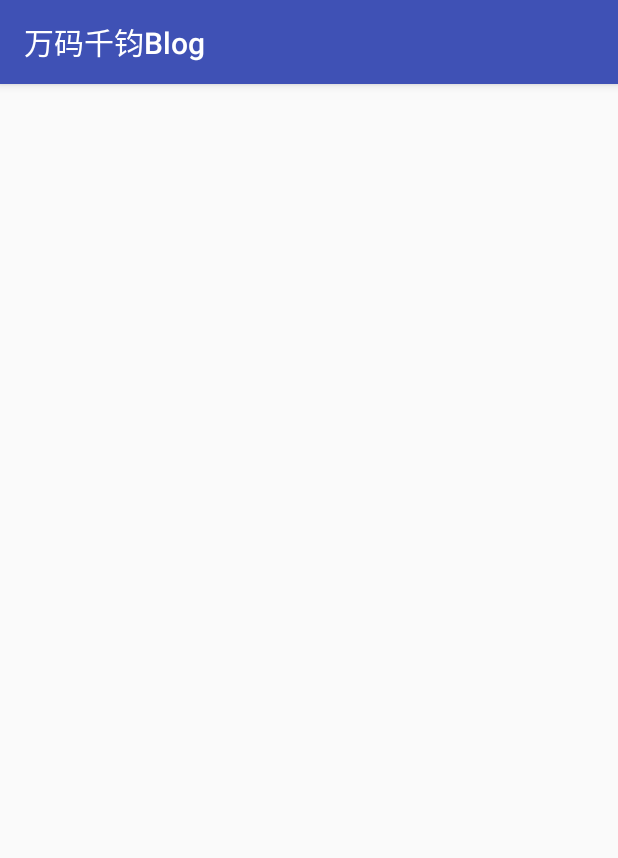
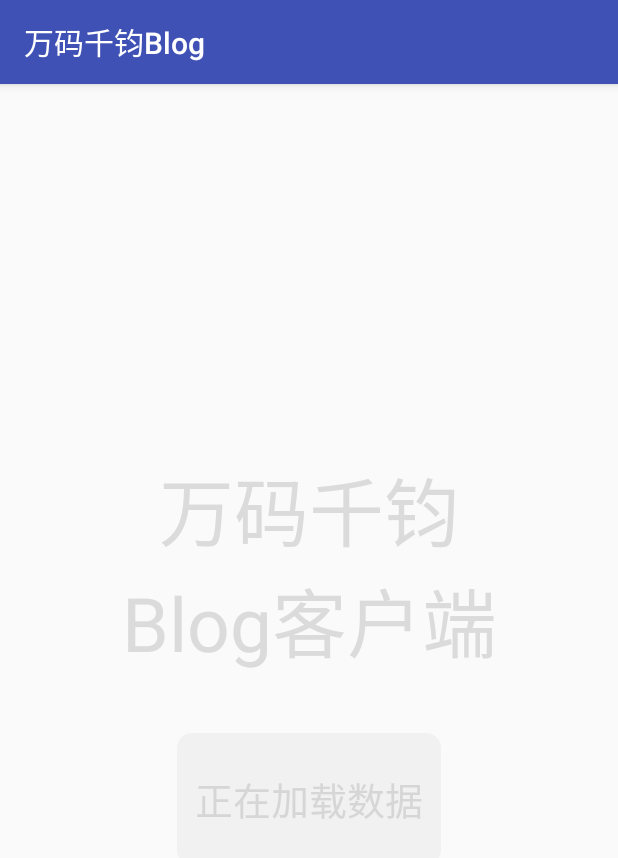
Before and after one commit to mixinan/MyBlog, an Android app: the screen it shows after launch (MainActivity), on a phone screen of 412 x 824 dp. Shown: the top 858 px of the screen. Run offline under Robolectric (Android 15) with nearby library versions, the phone set to English and light mode, and no system bars; pictures from the network do not load.

Commit message:
优化
1. 增加音效；
2. 判断网络状态；
3. 数据为空时的显示。

```diff
--- a/app/build.gradle
+++ b/app/build.gradle
@@ -6,10 +6,10 @@ android {
 
     defaultConfig {
         applicationId "cc.guoxingnan.myblog"
-        minSdkVersion 10
+        minSdkVersion 12
         targetSdkVersion 23
-        versionCode 1
-        versionName "1.0"
+        versionCode 3
+        versionName "1.2"
     }
     buildTypes {
         release {
--- a/app/src/main/AndroidManifest.xml
+++ b/app/src/main/AndroidManifest.xml
@@ -3,8 +3,10 @@
     package="cc.guoxingnan.myblog">
 
     <uses-permission android:name="android.permission.INTERNET" />
+    <uses-permission android:name="android.permission.ACCESS_NETWORK_STATE"/>
 
     <application
+        android:name=".App"
         android:allowBackup="true"
         android:icon="@mipmap/icon"
         android:label="@string/app_name"
--- /dev/null
+++ b/app/src/main/java/cc/guoxingnan/myblog/App.java
@@ -0,0 +1,43 @@
+package cc.guoxingnan.myblog;
+
+import android.app.Application;
+import android.media.AudioManager;
+import android.media.SoundPool;
+
+import java.util.HashMap;
+
+/**
+ * Created by mixinan on 2016/6/3.
+ */
+public class App extends Application {
+    public SoundPool pool;
+    private HashMap<Integer, Integer> soundMap;
+
+    @Override
+    public void onCreate() {
+        super.onCreate();
+        initSound();
+    }
+
+    private void initSound() {
+        pool = new SoundPool(2, AudioManager.STREAM_MUSIC, 0);
+        soundMap = new HashMap<Integer, Integer>();
+        soundMap.put(1, pool.load(getApplicationContext(), R.raw.flush, 1));
+        soundMap.put(2, pool.load(getApplicationContext(), R.raw.ad, 1));
+        soundMap.put(3, pool.load(getApplicationContext(), R.raw.top, 1));
+    }
+
+    public void play_flush() {
+        pool.play(soundMap.get(1), 1, 1, 0, 0, 1);
+    }
+
+    public void play_ad() {
+        pool.play(soundMap.get(2), 1, 1, 0, 0, 1);
+    }
+
+    public void play_top() {
+        pool.play(soundMap.get(3), 1, 1, 0, 0, 1);
+    }
+
+
+}
--- a/app/src/main/java/cc/guoxingnan/myblog/ui/MainActivity.java
+++ b/app/src/main/java/cc/guoxingnan/myblog/ui/MainActivity.java
@@ -6,18 +6,26 @@ import android.support.v7.app.AppCompatActivity;
 import android.support.v7.widget.DefaultItemAnimator;
 import android.support.v7.widget.RecyclerView;
 import android.support.v7.widget.StaggeredGridLayoutManager;
+import android.view.View;
+import android.widget.LinearLayout;
+import android.widget.TextView;
 
 import java.util.ArrayList;
 
+import cc.guoxingnan.myblog.App;
 import cc.guoxingnan.myblog.R;
 import cc.guoxingnan.myblog.adapter.BlogListAdapter;
 import cc.guoxingnan.myblog.entity.Blog;
 import cc.guoxingnan.myblog.module.BlogModule;
+import cc.guoxingnan.myblog.util.NetUtil;
 import cc.guoxingnan.myblog.util.ToastUtil;
 import cc.guoxingnan.myblog.view.SpaceItemDecoration;
 import cc.guoxingnan.myblog.view.UpRefreshRecyclerView;
 
 public class MainActivity extends AppCompatActivity implements SwipeRefreshLayout.OnRefreshListener, UpRefreshRecyclerView.UpRefreshListener {
+    private App app;
+    private LinearLayout emptyLayout;
+    private TextView tvEmpty;
     private SwipeRefreshLayout refreshLayout;
     private UpRefreshRecyclerView recyclerView;
     private RecyclerView.LayoutManager layoutManager;
@@ -30,7 +38,7 @@ public class MainActivity extends AppCompatActivity implements SwipeRefreshLayou
     protected void onCreate(Bundle savedInstanceState) {
         super.onCreate(savedInstanceState);
         setContentView(R.layout.activity_main);
-
+        app = (App) getApplication();
         initView();
         //第一页数据
         initData(1);
@@ -42,6 +50,10 @@ public class MainActivity extends AppCompatActivity implements SwipeRefreshLayou
      * 初始化控件
      */
     private void initView() {
+        //数据为空时的布局
+        emptyLayout = (LinearLayout) findViewById(R.id.emptyLayout);
+        tvEmpty = (TextView) findViewById(R.id.tvEmpty);
+
         recyclerView = (UpRefreshRecyclerView) findViewById(R.id.lv);
         refreshLayout = (SwipeRefreshLayout) findViewById(R.id.refreshLayout);
         refreshLayout.setColorSchemeResources(android.R.color.holo_blue_dark, android.R.color.holo_red_light);
@@ -60,7 +72,12 @@ public class MainActivity extends AppCompatActivity implements SwipeRefreshLayou
      * 返回值为当前上下文对象，用它在Module层回调getDataFromModule（）方法
      */
     private void initData(int currentPage) {
+        if (!NetUtil.haveNet(this)) {
+            tvEmpty.setText("没有网络\n点击重新加载");
+        } else {
+            tvEmpty.setText("正在加载数据");
             module = new BlogModule(this, currentPage);
+        }
     }
 
 
@@ -70,6 +87,17 @@ public class MainActivity extends AppCompatActivity implements SwipeRefreshLayou
     private void setListener() {
         refreshLayout.setOnRefreshListener(this);
         recyclerView.setUpRefreshListener(this);
+        tvEmpty.setOnClickListener(new View.OnClickListener() {
+            @Override
+            public void onClick(View v) {
+                if (!NetUtil.haveNet(MainActivity.this)) {
+                    ToastUtil.showLongToast(MainActivity.this, "还是没网啊");
+
+                } else {
+                    initData(1);
+                }
+            }
+        });
     }
 
 
@@ -78,22 +106,19 @@ public class MainActivity extends AppCompatActivity implements SwipeRefreshLayou
      */
     @Override
     public void onRefresh() {
-
-        if (blogs == null) {
-            ToastUtil.showToast(this, "没网，再好的内容也出不来...");
-        } else {
         String adTitle = blogs.get(1).getTitle();
 
         if (!"广告".equals(adTitle) && !"关于".equals(adTitle)) {
             adapter.addData(1, new Blog("广告", "2016-05-29", "广告位,待续", "http://guoxingnan.cc/ads/"));
+            app.play_ad();
         } else if ("广告".equals(adTitle)) {
             adapter.addData(1, new Blog("关于", "2016-05-29", "这是一个介绍页面", "http://guoxingnan.cc/about_app/"));
             adapter.removeData(2);
+            app.play_ad();
         } else if ("关于".equals(adTitle)) {
             adapter.removeData(1);
+            app.play_flush();
         }
-        }
-
         refreshLayout.setRefreshing(false);
     }
 
@@ -101,6 +126,7 @@ public class MainActivity extends AppCompatActivity implements SwipeRefreshLayou
     /**
      * 在Module层回调，为确保返回值不为null
      * 得到Module返回的数据，并显示
+     *
      * @param data
      */
     public void getDataFromModule(ArrayList<Blog> data) {
@@ -110,9 +136,11 @@ public class MainActivity extends AppCompatActivity implements SwipeRefreshLayou
             blogs = data;
             adapter = new BlogListAdapter(MainActivity.this, blogs);
             recyclerView.setAdapter(adapter);
+            app.play_flush();
         } else {
             blogs.addAll(data);
             adapter.notifyDataSetChanged();
+            app.play_flush();
         }
 
 //        Log.i("Test", "activity - getDataFromModule: data.size--" + blogs.size());
@@ -120,8 +148,14 @@ public class MainActivity extends AppCompatActivity implements SwipeRefreshLayou
         //更新刷新后的界面布局及动画
         recyclerView.onRefreshFinish();
         refreshLayout.setRefreshing(false);
+        //隐藏掉空消息提示文字
+        emptyLayout.setVisibility(View.GONE);
     }
 
+
+    /**
+     * 上拉加载更多
+     */
     @Override
     public void onUpRefresh() {
         if ("去南京路上".equals(blogs.get(blogs.size() - 1).getTitle())) {
@@ -141,11 +175,11 @@ public class MainActivity extends AppCompatActivity implements SwipeRefreshLayou
 
     @Override
     public void onBackPressed() {
-        if (System.currentTimeMillis() - lastBackTime <= 1500){
+        if (System.currentTimeMillis() - lastBackTime <= 1500) {
             finish();
         }
         lastBackTime = System.currentTimeMillis();
-        ToastUtil.showToast(this,"再按一次退出");
+        ToastUtil.showToast(this, "再按一次退出");
     }
 
 
--- /dev/null
+++ b/app/src/main/java/cc/guoxingnan/myblog/util/NetUtil.java
@@ -0,0 +1,26 @@
+package cc.guoxingnan.myblog.util;
+
+import android.content.Context;
+import android.net.ConnectivityManager;
+import android.net.NetworkInfo;
+
+/**
+ * Created by mixinan on 2016/6/4.
+ */
+public class NetUtil {
+
+    public static boolean haveNet(Context context) {
+        ConnectivityManager cm = (ConnectivityManager)
+                context.getSystemService(Context.CONNECTIVITY_SERVICE);
+
+        if (cm == null) {
+            return false;
+        }
+
+        NetworkInfo ni = cm.getActiveNetworkInfo();
+        if (ni == null || !ni.isAvailable()) {
+            return false;
+        }
+        return true;
+    }
+}
--- /dev/null
+++ b/app/src/main/res/drawable/tv_empty_bg_shape.xml
@@ -0,0 +1,5 @@
+<?xml version="1.0" encoding="utf-8"?>
+<shape xmlns:android="http://schemas.android.com/apk/res/android">
+    <corners android:radius="10dp"></corners>
+    <solid android:color="#28c0c0c0"></solid>
+</shape>
--- a/app/src/main/res/layout/activity_main.xml
+++ b/app/src/main/res/layout/activity_main.xml
@@ -14,9 +14,37 @@
             android:id="@+id/lv"
             android:layout_width="match_parent"
             android:layout_height="match_parent"
-            android:scrollbars="vertical"
             android:scrollbarSize="@dimen/cardview_default_radius"
-            android:scrollbarStyle="outsideOverlay" />
+            android:scrollbarStyle="outsideOverlay"
+            android:scrollbars="vertical" />
 
     </android.support.v4.widget.SwipeRefreshLayout>
+
+    <LinearLayout
+        android:id="@+id/emptyLayout"
+        android:layout_width="match_parent"
+        android:layout_height="match_parent"
+        android:gravity="center"
+        android:orientation="vertical">
+
+        <TextView
+            android:layout_width="match_parent"
+            android:layout_height="wrap_content"
+            android:gravity="center"
+            android:text="万码千钧\nBlog客户端"
+            android:textColor="#88c0c0c0"
+            android:textSize="50sp" />
+
+        <TextView
+            android:id="@+id/tvEmpty"
+            android:layout_width="wrap_content"
+            android:layout_height="88dp"
+            android:padding="12dp"
+            android:layout_marginTop="38dp"
+            android:gravity="center"
+            android:background="@drawable/tv_empty_bg_shape"
+            android:text="没有网络\n点击重新加载"
+            android:textColor="#88c0c0c0"
+            android:textSize="25sp"/>
+    </LinearLayout>
 </RelativeLayout>
```
Also changed, not shown: app/src/main/java/cc/guoxingnan/myblog/module/BlogModule.java (+2 -5 lines), app/src/main/java/cc/guoxingnan/myblog/ui/BlogDetailActivity.java (+17 -4 lines), app/src/main/java/cc/guoxingnan/myblog/util/ToastUtil.java (+9 -0 lines), 3 other files. Lines whose indentation alone changed are shown as unchanged.
